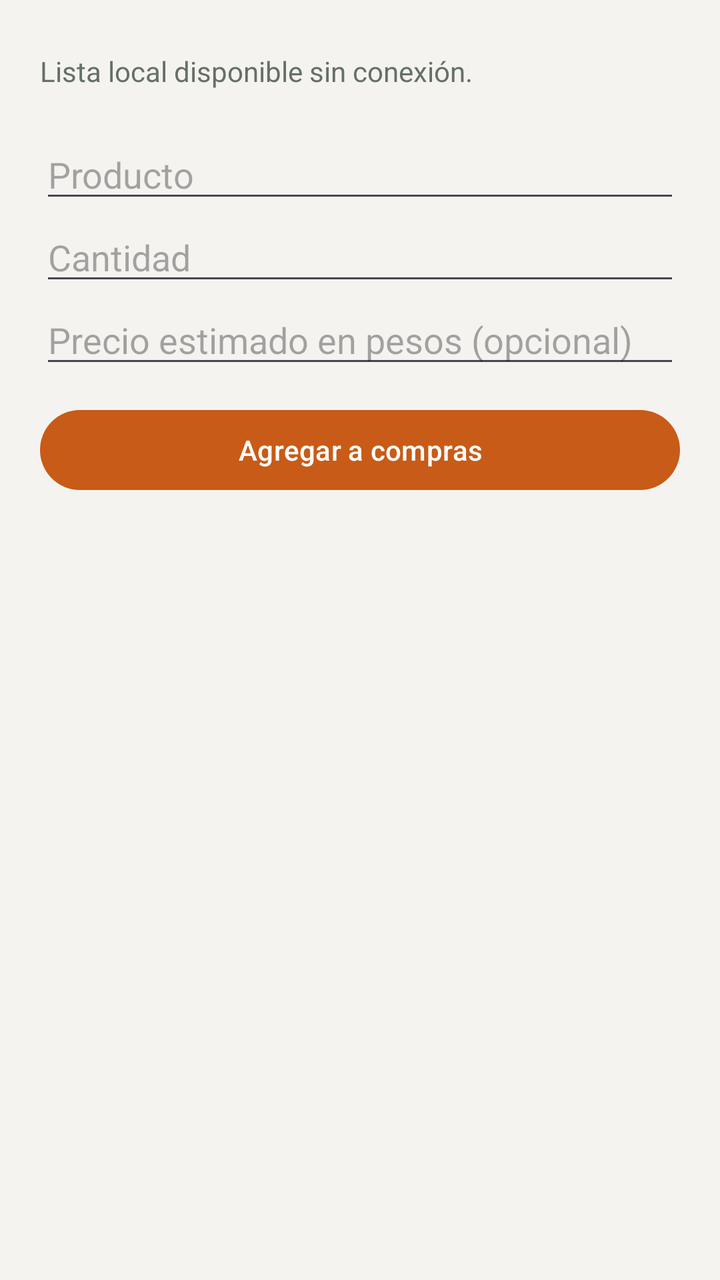
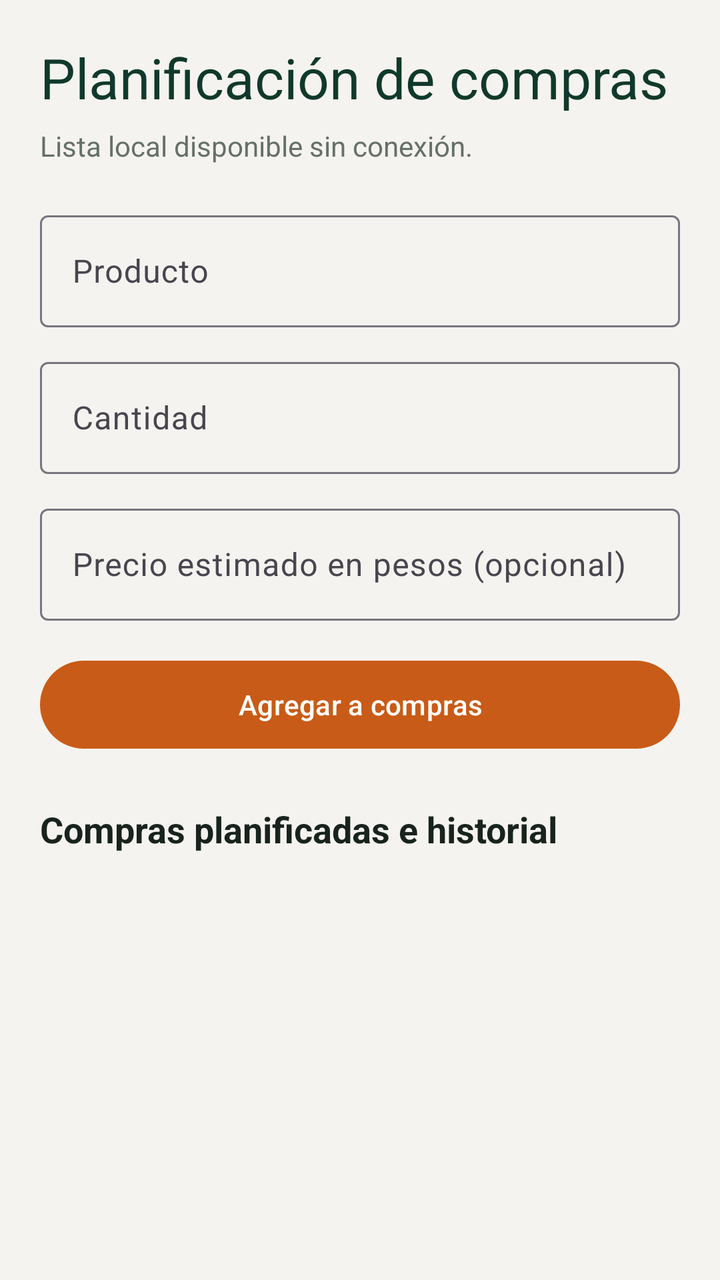

Before-and-after screenshots of an Android layout around one commit, followed by the original layout XML and the change that was made.
<!-- AndroidManifest.xml: application theme Theme.LocalCash -->
<!-- res/layout/activity_compras.xml -->
<?xml version="1.0" encoding="utf-8"?>
<ScrollView xmlns:android="http://schemas.android.com/apk/res/android" android:layout_width="match_parent" android:layout_height="match_parent" android:background="@color/lc_warm_background">
    <LinearLayout android:layout_width="match_parent" android:layout_height="wrap_content" android:orientation="vertical" android:padding="20dp">
        <TextView style="@style/TextAppearance.Material3.HeadlineMedium" android:text="@string/shopping_title" android:textColor="@color/lc_green_dark" />
        <TextView android:layout_width="wrap_content" android:layout_height="wrap_content" android:layout_marginTop="6dp" android:text="@string/shopping_subtitle" android:textColor="@color/lc_text_secondary" />
        <EditText android:id="@+id/input_shopping_name" android:layout_width="match_parent" android:layout_height="wrap_content" android:layout_marginTop="20dp" android:hint="@string/shopping_name_hint" android:inputType="textCapSentences" />
        <EditText android:id="@+id/input_shopping_quantity" android:layout_width="match_parent" android:layout_height="wrap_content" android:hint="@string/shopping_quantity_hint" android:inputType="number" />
        <EditText android:id="@+id/input_shopping_price" android:layout_width="match_parent" android:layout_height="wrap_content" android:hint="@string/shopping_price_hint" android:inputType="number" />
        <com.google.android.material.button.MaterialButton android:id="@+id/button_add_shopping" android:layout_width="match_parent" android:layout_height="wrap_content" android:layout_marginTop="12dp" android:text="@string/action_add_shopping" app:backgroundTint="@color/lc_orange_earth" xmlns:app="http://schemas.android.com/apk/res-auto" />
        <LinearLayout android:id="@+id/list_shopping" android:layout_width="match_parent" android:layout_height="wrap_content" android:layout_marginTop="16dp" android:orientation="vertical" />
    </LinearLayout>
</ScrollView>
<!-- resources referenced by this layout -->
<resources>
  <color name="lc_green_dark">#10392B</color>
  <color name="lc_orange_earth">#C85B17</color>
  <color name="lc_text_secondary">#647069</color>
  <color name="lc_warm_background">#F5F3EF</color>
  <string name="action_add_shopping">Agregar a compras</string>
  <string name="shopping_name_hint">Producto</string>
  <string name="shopping_price_hint">Precio estimado en pesos (opcional)</string>
  <string name="shopping_quantity_hint">Cantidad</string>
  <string name="shopping_subtitle">Lista local disponible sin conexión.</string>
  <string name="shopping_title">Planificación de compras</string>
  <style name="Theme.LocalCash" parent="Base.Theme.LocalCash" />
  <style name="Base.Theme.LocalCash" parent="Theme.Material3.DayNight.NoActionBar">
          
          
      </style>
</resources>

<!-- the commit's change to res/layout/activity_compras.xml (unified diff, before → after) -->
@@ -1,12 +1,28 @@
 <?xml version="1.0" encoding="utf-8"?>
-<ScrollView xmlns:android="http://schemas.android.com/apk/res/android" android:layout_width="match_parent" android:layout_height="match_parent" android:background="@color/lc_warm_background">
-    <LinearLayout android:layout_width="match_parent" android:layout_height="wrap_content" android:orientation="vertical" android:padding="20dp">
-        <TextView style="@style/TextAppearance.Material3.HeadlineMedium" android:text="@string/shopping_title" android:textColor="@color/lc_green_dark" />
-        <TextView android:layout_width="wrap_content" android:layout_height="wrap_content" android:layout_marginTop="6dp" android:text="@string/shopping_subtitle" android:textColor="@color/lc_text_secondary" />
-        <EditText android:id="@+id/input_shopping_name" android:layout_width="match_parent" android:layout_height="wrap_content" android:layout_marginTop="20dp" android:hint="@string/shopping_name_hint" android:inputType="textCapSentences" />
-        <EditText android:id="@+id/input_shopping_quantity" android:layout_width="match_parent" android:layout_height="wrap_content" android:hint="@string/shopping_quantity_hint" android:inputType="number" />
-        <EditText android:id="@+id/input_shopping_price" android:layout_width="match_parent" android:layout_height="wrap_content" android:hint="@string/shopping_price_hint" android:inputType="number" />
-        <com.google.android.material.button.MaterialButton android:id="@+id/button_add_shopping" android:layout_width="match_parent" android:layout_height="wrap_content" android:layout_marginTop="12dp" android:text="@string/action_add_shopping" app:backgroundTint="@color/lc_orange_earth" xmlns:app="http://schemas.android.com/apk/res-auto" />
-        <LinearLayout android:id="@+id/list_shopping" android:layout_width="match_parent" android:layout_height="wrap_content" android:layout_marginTop="16dp" android:orientation="vertical" />
+<ScrollView xmlns:android="http://schemas.android.com/apk/res/android"
+    xmlns:app="http://schemas.android.com/apk/res-auto"
+    android:layout_width="match_parent"
+    android:layout_height="match_parent"
+    android:background="@color/lc_warm_background"
+    android:fillViewport="true">
+    <LinearLayout
+        android:layout_width="match_parent"
+        android:layout_height="wrap_content"
+        android:orientation="vertical"
+        android:padding="20dp">
+        <TextView style="@style/TextAppearance.Material3.HeadlineMedium" android:layout_width="wrap_content" android:layout_height="wrap_content" android:text="@string/shopping_title" android:textColor="@color/lc_green_dark" />
+        <TextView android:layout_width="match_parent" android:layout_height="wrap_content" android:layout_marginTop="6dp" android:text="@string/shopping_subtitle" android:textColor="@color/lc_text_secondary" />
+        <com.google.android.material.textfield.TextInputLayout style="@style/Widget.Material3.TextInputLayout.OutlinedBox" android:layout_width="match_parent" android:layout_height="wrap_content" android:layout_marginTop="20dp" android:hint="@string/shopping_name_hint">
+            <com.google.android.material.textfield.TextInputEditText android:id="@+id/input_shopping_name" android:layout_width="match_parent" android:layout_height="56dp" android:inputType="textCapSentences" />
+        </com.google.android.material.textfield.TextInputLayout>
+        <com.google.android.material.textfield.TextInputLayout style="@style/Widget.Material3.TextInputLayout.OutlinedBox" android:layout_width="match_parent" android:layout_height="wrap_content" android:layout_marginTop="12dp" android:hint="@string/shopping_quantity_hint">
+            <com.google.android.material.textfield.TextInputEditText android:id="@+id/input_shopping_quantity" android:layout_width="match_parent" android:layout_height="56dp" android:inputType="number" />
+        </com.google.android.material.textfield.TextInputLayout>
+        <com.google.android.material.textfield.TextInputLayout style="@style/Widget.Material3.TextInputLayout.OutlinedBox" android:layout_width="match_parent" android:layout_height="wrap_content" android:layout_marginTop="12dp" android:hint="@string/shopping_price_hint" app:prefixText="$ ">
+            <com.google.android.material.textfield.TextInputEditText android:id="@+id/input_shopping_price" android:layout_width="match_parent" android:layout_height="56dp" android:inputType="number" />
+        </com.google.android.material.textfield.TextInputLayout>
+        <com.google.android.material.button.MaterialButton android:id="@+id/button_add_shopping" android:layout_width="match_parent" android:layout_height="52dp" android:layout_marginTop="16dp" android:text="@string/action_add_shopping" app:backgroundTint="@color/lc_orange_earth" />
+        <TextView android:layout_width="wrap_content" android:layout_height="wrap_content" android:layout_marginTop="24dp" android:text="@string/shopping_history_title" android:textColor="@color/lc_text_primary" android:textSize="18sp" android:textStyle="bold" />
+        <LinearLayout android:id="@+id/list_shopping" android:layout_width="match_parent" android:layout_height="wrap_content" android:layout_marginTop="8dp" android:orientation="vertical" />
     </LinearLayout>
 </ScrollView>
<!-- resource entries referenced after the edit -->
@@ -2,9 +2,11 @@
 <resources>
   <color name="lc_green_dark">#10392B</color>
   <color name="lc_orange_earth">#C85B17</color>
+  <color name="lc_text_primary">#18231E</color>
   <color name="lc_text_secondary">#647069</color>
   <color name="lc_warm_background">#F5F3EF</color>
   <string name="action_add_shopping">Agregar a compras</string>
+  <string name="shopping_history_title">Compras planificadas e historial</string>
   <string name="shopping_name_hint">Producto</string>
   <string name="shopping_price_hint">Precio estimado en pesos (opcional)</string>
   <string name="shopping_quantity_hint">Cantidad</string>
